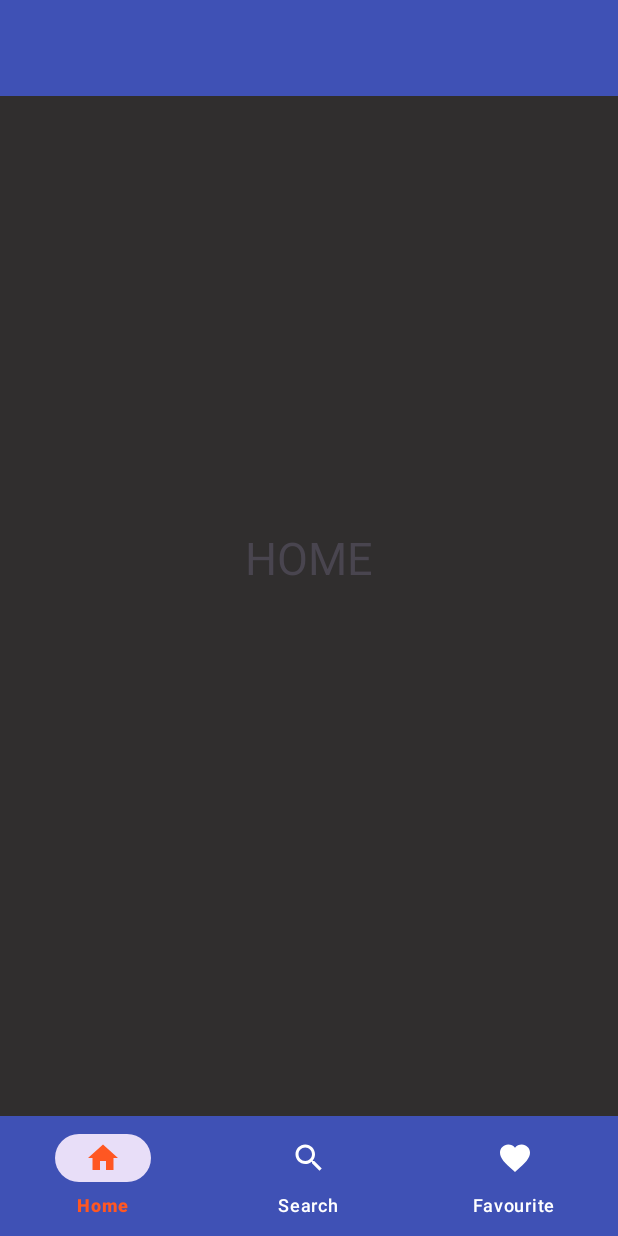
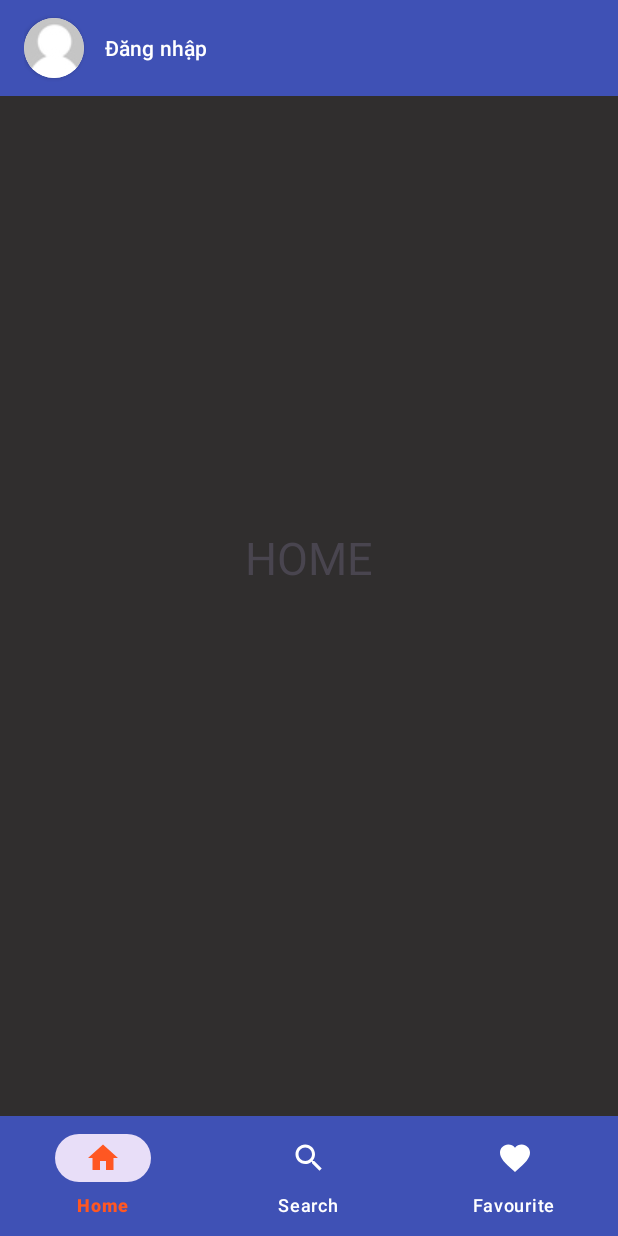
Before and after one commit to Codebutproblem/Music-App, an Android app: the screen it shows after launch (MainActivity), on a phone screen of 412 x 824 dp. Run offline under Robolectric (Android 15) with nearby library versions, the phone set to English and light mode, and no system bars.

Commit message:
add image card

```diff
--- a/app/src/main/java/com/example/musicapp/FavouriteFragment.java
+++ b/app/src/main/java/com/example/musicapp/FavouriteFragment.java
@@ -13,7 +13,7 @@ public class FavouriteFragment extends Fragment {
     @Nullable
     @Override
     public View onCreateView(@NonNull LayoutInflater inflater, @Nullable ViewGroup container, @Nullable Bundle savedInstanceState) {
-        View view = inflater.inflate(R.layout.activity_favourite,container,false);
+        View view = inflater.inflate(R.layout.fragment_favourite,container,false);
         return view;
     }
 }
--- a/app/src/main/java/com/example/musicapp/HomeFragment.java
+++ b/app/src/main/java/com/example/musicapp/HomeFragment.java
@@ -7,13 +7,26 @@ import android.view.ViewGroup;
 
 import androidx.annotation.NonNull;
 import androidx.annotation.Nullable;
+import androidx.appcompat.app.AppCompatActivity;
 import androidx.fragment.app.Fragment;
+import androidx.appcompat.widget.Toolbar;
+
 
 public class HomeFragment extends Fragment {
+    Toolbar toolbar;
     @Nullable
     @Override
     public View onCreateView(@NonNull LayoutInflater inflater, @Nullable ViewGroup container, @Nullable Bundle savedInstanceState) {
-        View view = inflater.inflate(R.layout.activity_home,container,false);
+        View view = inflater.inflate(R.layout.fragment_home,container,false);
+        AnhXa(view);
+        AppCompatActivity activity = (AppCompatActivity)getActivity();
+        activity.setSupportActionBar(toolbar);
+        activity.getSupportActionBar().setTitle("");
+        toolbar.setTitleTextColor(getResources().getColor(R.color.white));
         return view;
     }
+
+    private void AnhXa(View view) {
+        toolbar = view.findViewById(R.id.home_toolbar);
+    }
 }
--- a/app/src/main/java/com/example/musicapp/SearchActivity.java
+++ b/app/src/main/java/com/example/musicapp/SearchActivity.java
@@ -35,7 +35,7 @@ public class SearchActivity extends AppCompatActivity{
 
     protected void onCreate(Bundle savedInstanceState) {
         super.onCreate(savedInstanceState);
-        setContentView(R.layout.activity_search);
+        setContentView(R.layout.fragment_search);
         AnhXa();
         getMusicData();
         setSupportActionBar(toolbar);
--- a/app/src/main/java/com/example/musicapp/SearchFragment.java
+++ b/app/src/main/java/com/example/musicapp/SearchFragment.java
@@ -18,7 +18,6 @@ import androidx.appcompat.app.AppCompatActivity;
 import androidx.appcompat.widget.SearchView;
 import androidx.appcompat.widget.Toolbar;
 import androidx.fragment.app.Fragment;
-import androidx.recyclerview.widget.RecyclerView;
 
 import java.util.ArrayList;
 
@@ -39,7 +38,7 @@ public class SearchFragment extends Fragment{
     @Nullable
     @Override
     public View onCreateView(@NonNull LayoutInflater inflater, @Nullable ViewGroup container, @Nullable Bundle savedInstanceState) {
-        View view = inflater.inflate(R.layout.activity_search,container,false);
+        View view = inflater.inflate(R.layout.fragment_search,container,false);
         AnhXa(view);
         getMusicData();
         AppCompatActivity activity = (AppCompatActivity)getActivity();
--- a/app/src/main/res/drawable/border.xml
+++ b/app/src/main/res/drawable/border.xml
@@ -1,9 +1,5 @@
 <?xml version="1.0" encoding="utf-8"?>
 <shape xmlns:android = "http://schemas.android.com/apk/res/android">
-    <solid android:color="#3b403e"></solid>
-    <stroke android:width="1dp" android:color="#9432f0"></stroke>
-    <corners android:radius="30dp"></corners>
-    <solid android:color="#454646"></solid>
-    <stroke android:width="0dp" android:color="#FF5722"></stroke>
-    <corners android:radius="0dp"></corners>
+    <stroke android:width="1dp" android:color="#FF5722"></stroke>
+    <corners android:radius="250dp"></corners>
 </shape>
--- a/app/src/main/res/layout/activity_home.xml
+++ /dev/null
@@ -1,16 +0,0 @@
-<?xml version="1.0" encoding="utf-8"?>
-<RelativeLayout xmlns:android="http://schemas.android.com/apk/res/android"
-    xmlns:app="http://schemas.android.com/apk/res-auto"
-    xmlns:tools="http://schemas.android.com/tools"
-    android:layout_width="match_parent"
-    android:layout_height="match_parent">
-    <include
-        android:id="@+id/home_toolbar"
-        layout="@layout/main_toolbar" />
-    <TextView
-        android:layout_width="wrap_content"
-        android:layout_height="wrap_content"
-        android:text="HOME"
-        android:layout_centerInParent="true"
-        android:textSize="30dp"/>
-</RelativeLayout>
--- /dev/null
+++ b/app/src/main/res/layout/fragment_home.xml
@@ -0,0 +1,48 @@
+<?xml version="1.0" encoding="utf-8"?>
+<RelativeLayout xmlns:android="http://schemas.android.com/apk/res/android"
+    xmlns:app="http://schemas.android.com/apk/res-auto"
+    xmlns:tools="http://schemas.android.com/tools"
+    android:layout_width="match_parent"
+    android:layout_height="match_parent">
+    <androidx.appcompat.widget.Toolbar
+        android:id="@+id/home_toolbar"
+        android:layout_width="match_parent"
+        android:layout_height="?attr/actionBarSize"
+        android:background="#3F51B5">
+        <RelativeLayout
+            android:layout_width="match_parent"
+            android:layout_height="match_parent">
+            <androidx.cardview.widget.CardView
+                android:id="@+id/avatar_card"
+                android:layout_width="40dp"
+                android:layout_height="40dp"
+                android:layout_centerVertical="true"
+                app:cardCornerRadius="250dp">
+                <ImageButton
+                    android:id="@+id/avatar_image"
+                    android:scaleType="center"
+                    android:layout_width="match_parent"
+                    android:layout_height="match_parent"
+                    android:src="@drawable/avatar"/>
+            </androidx.cardview.widget.CardView>
+            <Button
+                android:layout_marginLeft="-10dp"
+                android:layout_centerVertical="true"
+                android:layout_toRightOf="@id/avatar_card"
+                android:id="@+id/name_button"
+                android:layout_width="wrap_content"
+                android:layout_height="wrap_content"
+                android:background="@android:color/transparent"
+                android:text="Đăng nhập"
+                />
+        </RelativeLayout>
+
+    </androidx.appcompat.widget.Toolbar>
+
+    <TextView
+        android:layout_width="wrap_content"
+        android:layout_height="wrap_content"
+        android:text="HOME"
+        android:layout_centerInParent="true"
+        android:textSize="30dp"/>
+</RelativeLayout>
```
Also changed, not shown: app/src/main/res/drawable/avatar.jpg (added), app/src/main/res/layout/fragment_favourite.xml (renamed from app/src/main/res/layout/activity_favourite.xml), app/src/main/res/layout/fragment_search.xml (renamed from app/src/main/res/layout/activity_search.xml).
